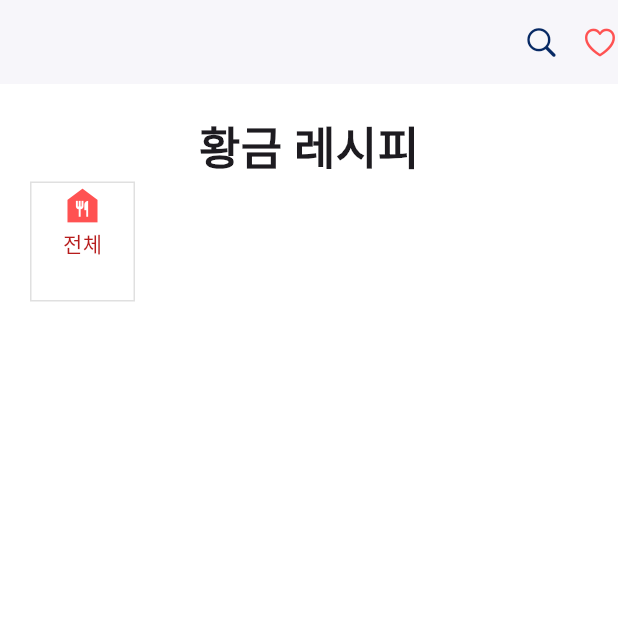
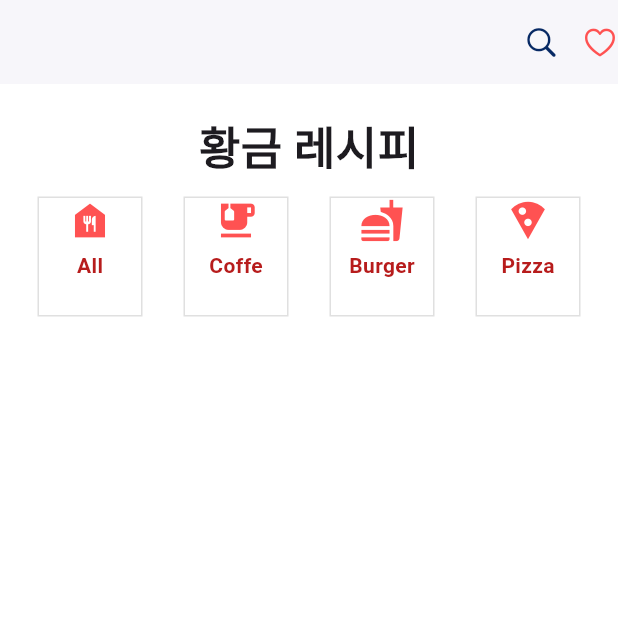
Before and after one commit to ogreencakeo/Flutter-PJ-CJM, a Flutter app: the screen it shows after launch, on a phone screen of 412 x 824 dp, the top half of it. Run offline on Flutter 3.47's test engine with Material 3 defaults, Android fonts, the phone set to English and light mode, and no system bars.

Commit message:
Update recipe_menu.dart

```diff
--- a/03.플러터PJ/app_02_recipe/lib/components/recipe_menu.dart
+++ b/03.플러터PJ/app_02_recipe/lib/components/recipe_menu.dart
@@ -6,11 +6,20 @@ class RecipeMenu extends StatelessWidget {
 
   @override
   Widget build(BuildContext context) {
-    return Row(
-      children: [
-        // 박스형 메뉴 생성 메서드 호출
-        _buildMenuItem(Icons.food_bank, '전체')
-      ],
+    return Padding(
+      padding: const EdgeInsets.symmetric(vertical: 10, horizontal: 5),
+      child: Row(
+        children: [
+          // 박스형 메뉴 생성 메서드 호출
+          _buildMenuItem(Icons.food_bank, 'All'),
+          Spacer(),
+          _buildMenuItem(Icons.emoji_food_beverage, 'Coffe'),
+          Spacer(),
+          _buildMenuItem(Icons.fastfood, 'Burger'),
+          Spacer(),
+          _buildMenuItem(Icons.local_pizza, 'Pizza'),
+        ],
+      ),
     );
   }
 }
@@ -36,9 +45,16 @@ Widget _buildMenuItem(IconData mIcon, String text) {
         color: Colors.redAccent,
         size: 30,
       ),
+      // 내가 원하는 크기만큼 사이간격주는
+      // 방법은 SizedBox(width / height)
+      SizedBox(
+        height: 5,
+      ),
+      // 3-2. 글자
       Text(
         text,
-        style: TextStyle(color: Colors.red.shade900),
+        style:
+            TextStyle(color: Colors.red.shade900, fontWeight: FontWeight.bold),
       )
     ]),
   );
```
